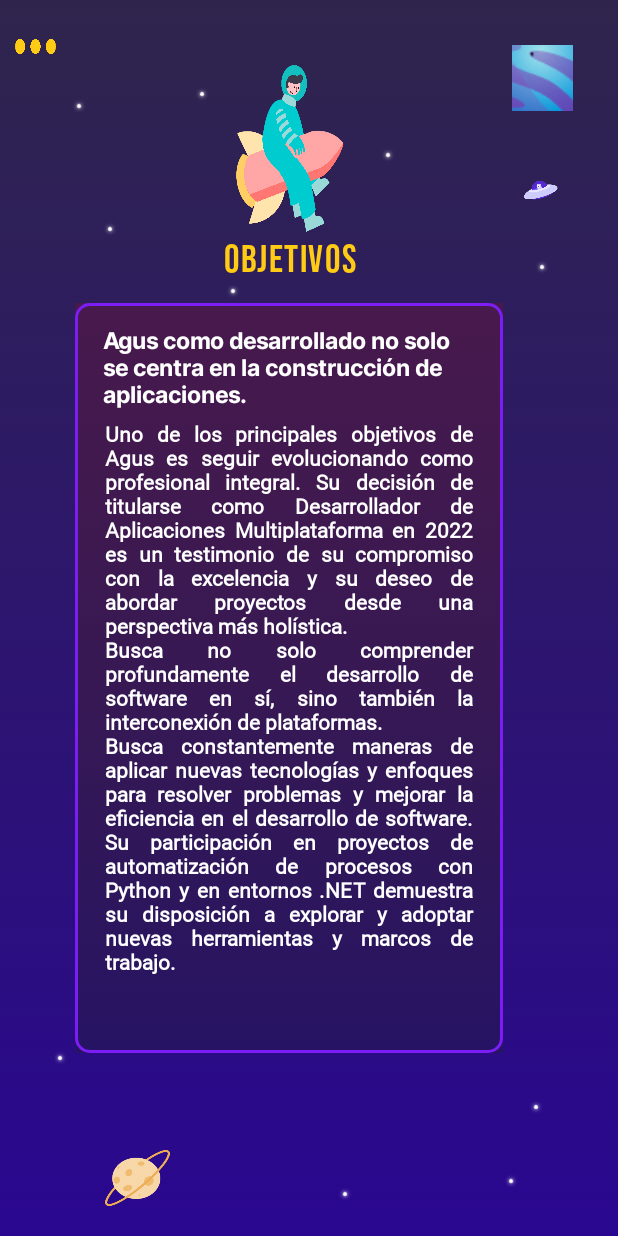
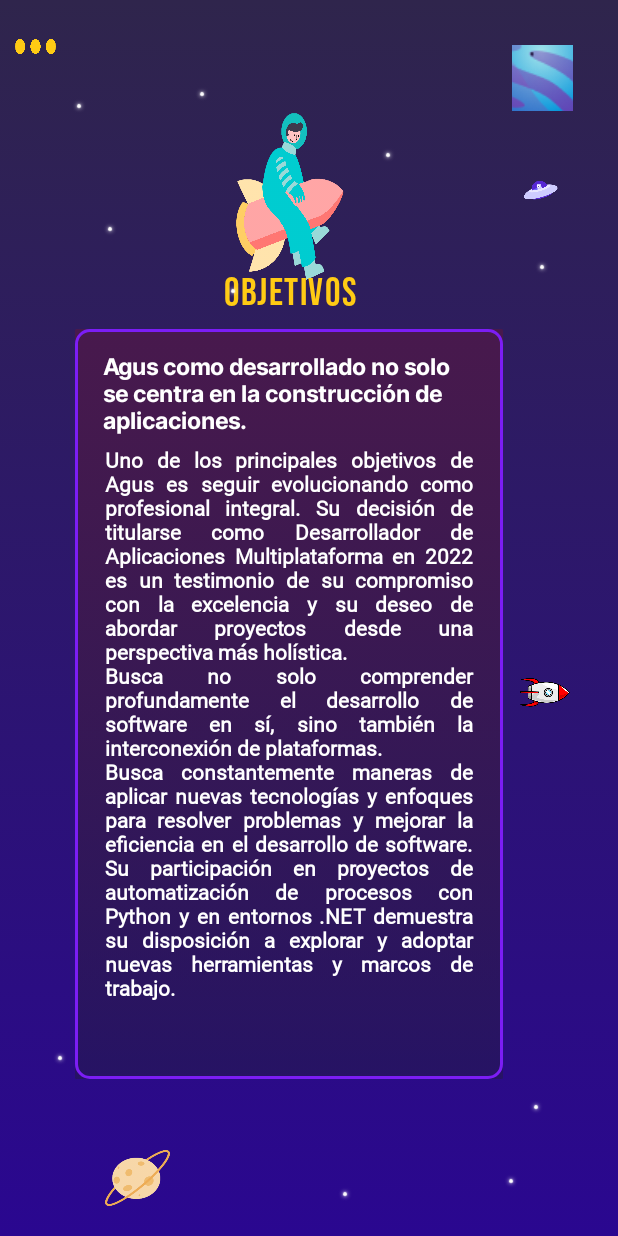
Before and after one commit to agustrodmar/dint-proyecto1-PortfolioMovil, an Android app built with Jetpack Compose: the AboutMeScreen screen opened through its navigation route, on a phone screen of 412 x 824 dp. Run offline under Robolectric (Android 15) with nearby library versions, the phone set to English and light mode, and no system bars; our stand-ins replace accompanist; Roboto replaces fonts that are not available here.

Commit message:
About me Screen almost finished

```diff
--- a/app/src/main/java/com/arodmar432p/portfoliomovil/MainActivity.kt
+++ b/app/src/main/java/com/arodmar432p/portfoliomovil/MainActivity.kt
@@ -13,13 +13,13 @@ import androidx.navigation.compose.NavHost
 import androidx.navigation.compose.composable
 import androidx.navigation.compose.rememberNavController
 import com.arodmar432p.portfoliomovil.phoneapp.data.ScreenNavigation
-import com.arodmar432p.portfoliomovil.phoneapp.ui.AboutMe
-import com.arodmar432p.portfoliomovil.phoneapp.ui.Certificates
+import com.arodmar432p.portfoliomovil.phoneapp.ui.AboutMeScreen
+import com.arodmar432p.portfoliomovil.phoneapp.ui.CertificatesScreen
 import com.arodmar432p.portfoliomovil.phoneapp.ui.ContactScreen
 import com.arodmar432p.portfoliomovil.ui.theme.PortfolioMovilTheme
 import com.arodmar432p.portfoliomovil.phoneapp.ui.MainScreen
-import com.arodmar432p.portfoliomovil.phoneapp.ui.Projects
-import com.arodmar432p.portfoliomovil.phoneapp.ui.Technologies
+import com.arodmar432p.portfoliomovil.phoneapp.ui.ProjectsScreen
+import com.arodmar432p.portfoliomovil.phoneapp.ui.TechnologiesScreen
 
 class MainActivity : ComponentActivity() {
     override fun onCreate(savedInstanceState: Bundle?) {
@@ -41,16 +41,16 @@ class MainActivity : ComponentActivity() {
                             MainScreen(navController)
                         }
                         composable(ScreenNavigation.AboutMeScreen.route) {
-                            AboutMe(navController)
+                            AboutMeScreen(navController)
                         }
                         composable(ScreenNavigation.CertificatesScreen.route) {
-                            Certificates(navController)
+                            CertificatesScreen(navController)
                         }
                         composable(ScreenNavigation.TechnologiesScreen.route) {
-                            Technologies(navController)
+                            TechnologiesScreen(navController)
                         }
                         composable(ScreenNavigation.ProjectScreen.route) {
-                            Projects(navController)
+                            ProjectsScreen(navController)
                         }
                         composable(ScreenNavigation.ContactScreen.route) {
                             ContactScreen(navController)
--- a/app/src/main/java/com/arodmar432p/portfoliomovil/phoneapp/ui/AboutMeScreen.kt
+++ b/app/src/main/java/com/arodmar432p/portfoliomovil/phoneapp/ui/AboutMeScreen.kt
@@ -44,7 +44,7 @@ import com.google.accompanist.systemuicontroller.rememberSystemUiController
 
 
 @Composable
-fun AboutMe(navController: NavController) {
+fun AboutMeScreen(navController: NavController) {
     // Estado para controlar si se muestra o no la barra de navegación
     var showNavigationBar by remember { mutableStateOf(false) }
 
@@ -198,7 +198,7 @@ fun AboutStatusBar() {
 @Composable
 fun PreviewAboutMe() {
     val navController = rememberNavController()
-    AboutMe(navController)
+    AboutMeScreen(navController)
 }
 
 @Preview(showBackground = true)
@@ -218,7 +218,7 @@ fun TargetsBox() {
                 .size(120.dp)
                 .width(119.dp)
                 .height(220.dp)
-                .offset(y = (85).dp)
+                .offset(y = (135).dp)
         )
 
         Text(
@@ -235,9 +235,16 @@ fun TargetsBox() {
             modifier = Modifier
                 .width(123.14343.dp)
                 .height(39.dp)
-                .offset(y = 85.dp)
+                .offset(y = 125.dp)
         )
 
+        Image(painter = painterResource(id = R.drawable.coheteflecha),
+            contentDescription = "A rocket working as an arrow",
+            modifier = Modifier
+                .size(35.dp)
+                .offset(x = 170.dp, y = 350.dp )
+
+        )
         Box(
             modifier = Modifier
                 .padding(horizontal = 50.dp)
@@ -325,7 +332,7 @@ fun BackgroundBox() {
                 .size(120.dp)
                 .width(119.dp)
                 .height(220.dp)
-                .offset(x = 10.dp, y = (85).dp)
+                .offset(x = 10.dp, y = (135).dp)
         )
 
         Text( // El texto se muestra entre la caja y la imagen
@@ -342,7 +349,14 @@ fun BackgroundBox() {
             modifier = Modifier
                 .width(123.14343.dp)
                 .height(39.dp)
-                .offset(y = (85).dp)
+                .offset(y = (125).dp)
+        )
+
+        Image(painter = painterResource(id = R.drawable.coheteflecha),
+            contentDescription = "A rocket working as an arrow",
+            modifier = Modifier
+                .size(35.dp)
+                .offset(x = 170.dp, y = 350.dp )
         )
 
         Box( // La caja se muestra debajo del texto objetivo, y bien en el centro
@@ -407,14 +421,6 @@ fun BackgroundBox() {
                         .height(400.dp)
                         .offset(y = (-10).dp)
                 )
-
-                Image(
-                    painter = painterResource(id = R.drawable.arrowgood),
-                    contentDescription = "A yellow arrow",
-                    contentScale = ContentScale.Fit,
-                    modifier = Modifier
-                        .height(40.dp)
-                )
             }
         }
     }
@@ -437,7 +443,7 @@ fun ValuesBox() {
                 .size(120.dp)
                 .width(119.dp)
                 .height(220.dp)
-                .offset(y = (80).dp)
+                .offset(y = (135).dp)
         )
 
         Text( // El texto se muestra entre la caja y la imagen
@@ -454,7 +460,14 @@ fun ValuesBox() {
             modifier = Modifier
                 .width(123.14343.dp)
                 .height(39.dp)
-                .offset(y = (85).dp)
+                .offset(y = (125).dp)
+        )
+
+        Image(painter = painterResource(id = R.drawable.coheteflechareves),
+            contentDescription = "A rocket working as an arrow",
+            modifier = Modifier
+                .size(35.dp)
+                .offset(x = (-165).dp, y = 350.dp )
         )
 
         Box( // La caja se muestra debajo del texto objetivo, y bien en el centro
--- a/app/src/main/java/com/arodmar432p/portfoliomovil/phoneapp/ui/CertificatesScreen.kt
+++ b/app/src/main/java/com/arodmar432p/portfoliomovil/phoneapp/ui/CertificatesScreen.kt
@@ -45,7 +45,7 @@ import com.google.accompanist.systemuicontroller.rememberSystemUiController
  * La composable principal de esta screen
  */
 @Composable
-fun Certificates(navController: NavController) {
+fun CertificatesScreen(navController: NavController) {
     // Estado para controlar si se muestra o no la barra de navegación
     var showNavigationBar by remember { mutableStateOf(false) }
 
@@ -272,5 +272,5 @@ fun JavaCertificate(){
 @Composable
 fun PreviewCertificates() {
     val navController = rememberNavController()
-    Certificates(navController)
+    CertificatesScreen(navController)
 }
--- a/app/src/main/java/com/arodmar432p/portfoliomovil/phoneapp/ui/ContactScreen.kt
+++ b/app/src/main/java/com/arodmar432p/portfoliomovil/phoneapp/ui/ContactScreen.kt
@@ -57,7 +57,6 @@ fun ContactScreen(navController: NavController) {
 
     ContactScreenBackground()
 
-    // Cuando se pulse sobre este botón, se mostrará NavigationBar()
     // Cuando se pulse sobre este botón, se mostrará NavigationBar()
     MenuDots(onClick = { showNavigationBar = true }, drawableId = R.drawable.abrirmenunegro)
 
@@ -342,7 +341,7 @@ fun ContactMenu() {
                     .width(width * 0.55f)
                     .height(height * 0.2f)
                     .background(Color.White)
-                    .background(color = Color(0xFFFFFF), shape = RoundedCornerShape(size = 20.dp)),
+                    .background(color = Color(0xFFFFFFFF), shape = RoundedCornerShape(size = 20.dp)),
                 label = {},
                 colors = TextFieldDefaults.outlinedTextFieldColors(
                     focusedBorderColor = Color.Transparent,
--- a/app/src/main/java/com/arodmar432p/portfoliomovil/phoneapp/ui/MainScreen.kt
+++ b/app/src/main/java/com/arodmar432p/portfoliomovil/phoneapp/ui/MainScreen.kt
@@ -127,6 +127,7 @@ fun MainScreen(navController: NavController) {
                         contentAlignment = Alignment.TopStart
                     ) {
                         NavigationBar(navController)
+                        //ScrollScreen() Por si quisiera activar el scroll más adelante
                     }
                 }
             }
--- a/app/src/main/java/com/arodmar432p/portfoliomovil/phoneapp/ui/TechnologiesScreen.kt
+++ b/app/src/main/java/com/arodmar432p/portfoliomovil/phoneapp/ui/TechnologiesScreen.kt
@@ -1,6 +1,5 @@
 package com.arodmar432p.portfoliomovil.phoneapp.ui
 
-import android.annotation.SuppressLint
 import androidx.compose.foundation.Image
 import androidx.compose.foundation.background
 import androidx.compose.foundation.layout.Box
@@ -46,7 +45,7 @@ import com.google.accompanist.systemuicontroller.rememberSystemUiController
  */
 
 @Composable
-fun Technologies(navController: NavController) {
+fun TechnologiesScreen(navController: NavController) {
     // Estado para controlar si se muestra o no la barra de navegación
     var showNavigationBar by remember { mutableStateOf(false) }
 
@@ -569,5 +568,5 @@ fun TechnologiesStatusBar() {
 @Composable
 fun PreviewTechnologies() {
     val navController = rememberNavController()
-    Technologies(navController)
+    TechnologiesScreen(navController)
 }
```
Also changed, not shown: app/src/main/java/com/arodmar432p/portfoliomovil/phoneapp/ui/ProjectsScreen.kt (+9 -4 lines), app/src/main/java/com/arodmar432p/portfoliomovil/phoneapp/ui/ScrollScreen.kt (added, +32 -0 lines).
